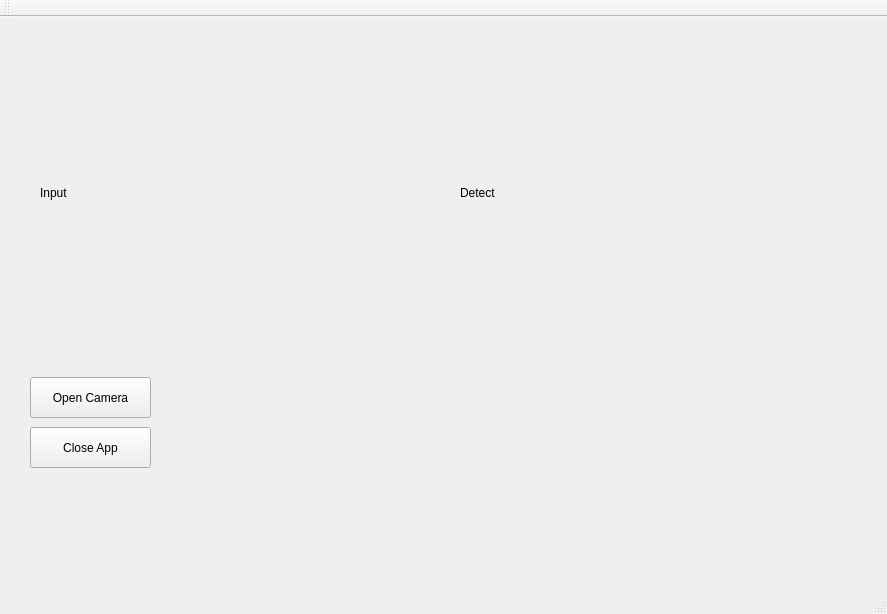
First picture: the form in mainwindow.ui, repository cst0601/Embedded-Face-Recognition, before the edit.
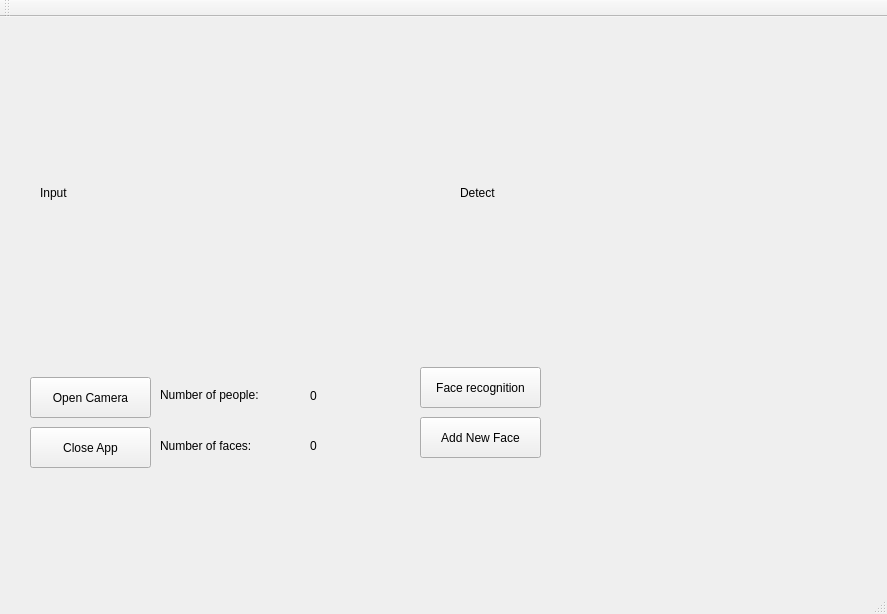
Second picture: the form after the edit.

Commit message: ROI, face recognition

Patch:
```diff
--- a/mainwindow.ui
+++ b/mainwindow.ui
@@ -66,6 +66,84 @@
      <string>Close App</string>
     </property>
    </widget>
+   <widget class="QPushButton" name="face_recog_button">
+    <property name="geometry">
+     <rect>
+      <x>420</x>
+      <y>350</y>
+      <width>121</width>
+      <height>41</height>
+     </rect>
+    </property>
+    <property name="text">
+     <string>Face recognition</string>
+    </property>
+   </widget>
+   <widget class="QLabel" name="label">
+    <property name="geometry">
+     <rect>
+      <x>160</x>
+      <y>420</y>
+      <width>121</width>
+      <height>17</height>
+     </rect>
+    </property>
+    <property name="text">
+     <string>Number of faces:</string>
+    </property>
+   </widget>
+   <widget class="QLabel" name="label_2">
+    <property name="geometry">
+     <rect>
+      <x>160</x>
+      <y>370</y>
+      <width>131</width>
+      <height>16</height>
+     </rect>
+    </property>
+    <property name="text">
+     <string>Number of people:</string>
+    </property>
+   </widget>
+   <widget class="QLabel" name="people_counter_label">
+    <property name="geometry">
+     <rect>
+      <x>310</x>
+      <y>370</y>
+      <width>67</width>
+      <height>17</height>
+     </rect>
+    </property>
+    <property name="text">
+     <string>0</string>
+    </property>
+   </widget>
+   <widget class="QLabel" name="face_counter_label">
+    <property name="geometry">
+     <rect>
+      <x>310</x>
+      <y>420</y>
+      <width>67</width>
+      <height>17</height>
+     </rect>
+    </property>
+    <property name="text">
+     <string>0</string>
+    </property>
+   </widget>
+   <widget class="QPushButton" name="face_add_button">
+    <property name="geometry">
+     <rect>
+      <x>420</x>
+      <y>400</y>
+      <width>121</width>
+      <height>41</height>
+     </rect>
+    </property>
+    <property name="text">
+     <string>Add New Face</string>
+    </property>
+   </widget>
   </widget>
   <widget class="QMenuBar" name="menuBar">
    <property name="geometry">
```
Left out of the diff: 2 changed lines with no effect on the pictures. The commit also changes 13 other files.
